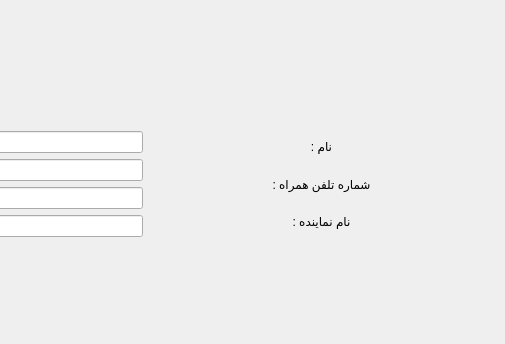
Above: customerform.ui from kia-far/QtDBS before the change; both pictures show x 213 to 718 and y 0 to 344 of the 718 by 519 pixel window. Below: the same form after it.
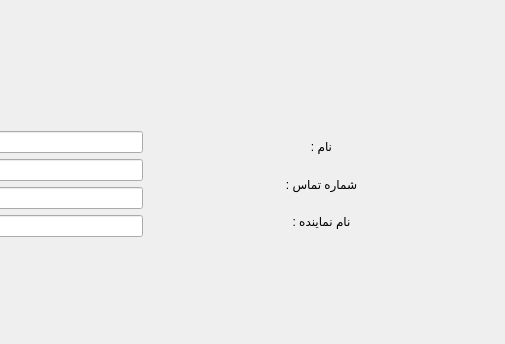
That is the form after the change.

Patch:
```diff
--- a/customerform.ui
+++ b/customerform.ui
@@ -87,7 +87,7 @@
        <item row="1" column="0">
         <widget class="QLabel" name="label_3">
          <property name="text">
-          <string>شماره تلفن همراه :</string>
+          <string>شماره تماس :</string>
          </property>
          <property name="alignment">
           <set>Qt::AlignmentFlag::AlignCenter</set>
```
